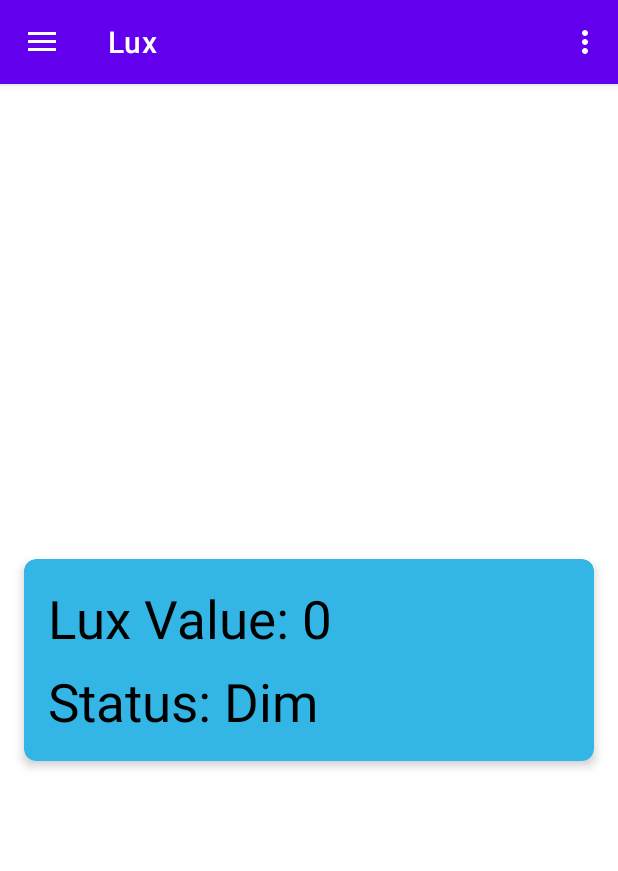
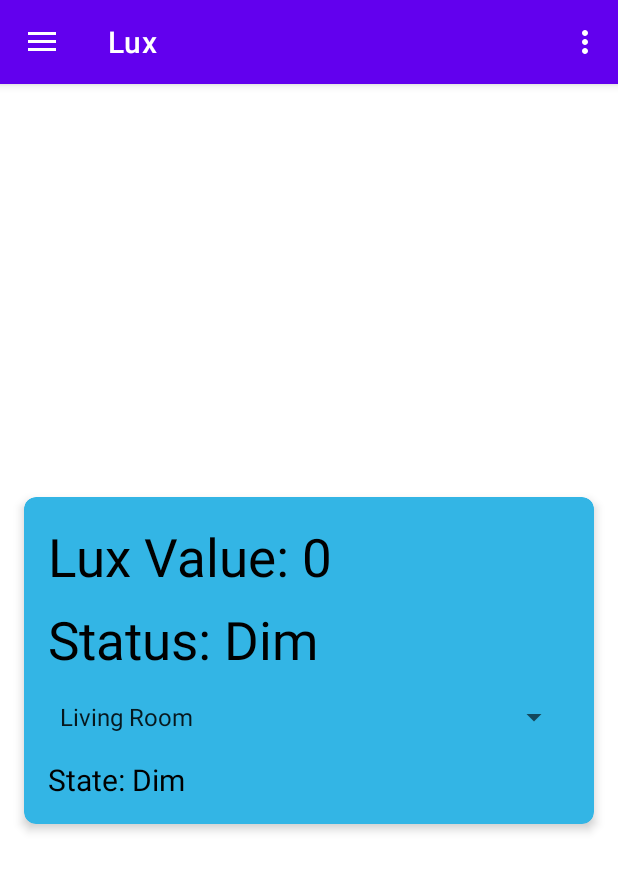
Before and after one commit to yaroshenkonikita/lux-meter, an Android app: the screen it shows after launch (MainActivity), on a phone screen of 412 x 824 dp. Shown: the top 871 px of the screen. Run offline under Robolectric (Android 15) with nearby library versions, the phone set to English and light mode, and no system bars; our stand-ins replace navigation-ui.

Commit message:
add rooms for view dim, normal, bright type of bright. add info about it

```diff
--- a/app/src/main/java/com/example/luxmetr/ui/info/InfoViewModel.kt
+++ b/app/src/main/java/com/example/luxmetr/ui/info/InfoViewModel.kt
@@ -27,6 +27,8 @@ class InfoViewModel : ViewModel() {
             - Реальное время: Показания обновляются в реальном времени, предоставляя точные и актуальные данные.
             - Графическое отображение: Данные освещенности отображаются на графике, что позволяет отслеживать изменения уровня освещенности за определенный период времени.
             - Исторические данные: Приложение сохраняет данные об освещенности, позволяя просматривать историю изменений.
+            - Выбор типа помещения: Возможность выбора типа помещения (например, гостиная, спальня, офис, кухня), что позволяет более точно оценить состояние освещенности.
+            - Обозначение состояния освещенности: Приложение отображает текущее состояние освещенности (ярко, нормально, тускло) в зависимости от выбранного типа помещения.
         """.trimIndent()
     }
     val features: LiveData<String> = _features
@@ -41,6 +43,7 @@ class InfoViewModel : ViewModel() {
             - Главный экран: На главном экране отображается текущий уровень освещенности и его статус (например, "Яркий" или "Тусклый").
             - Графический экран: График изменения уровня освещенности за последнюю 1 минуту, обновляемый каждые 100 мс.
             - Навигационная панель: Содержит иконки для быстрого доступа к основным функциям приложения. Включает в себя боковое меню с настройками и дополнительной информацией.
+            - Экран выбора помещения: На экране выбора помещения можно выбрать тип помещения, чтобы приложение могло точно отображать состояние освещенности.
         """.trimIndent()
     }
     val interfaceDescription: LiveData<String> = _interfaceDescription
@@ -55,6 +58,7 @@ class InfoViewModel : ViewModel() {
             - Использование сенсоров: Приложение использует SensorManager и сенсоры типа Sensor.TYPE_LIGHT для считывания данных об освещенности.
             - Обновление данных: Данные об освещенности обновляются каждые 100 мс и сохраняются в памяти для последующего анализа.
             - Отображение данных: Графическое отображение данных реализовано с помощью пользовательского класса GraphView, который рисует график изменений освещенности.
+            - Обозначение состояния освещенности: В зависимости от выбранного типа помещения и текущего уровня освещенности приложение отображает состояние освещенности (ярко, нормально, тускло).
         """.trimIndent()
     }
     val technicalDetails: LiveData<String> = _technicalDetails
--- a/app/src/main/java/com/example/luxmetr/ui/lux/LuxFragment.kt
+++ b/app/src/main/java/com/example/luxmetr/ui/lux/LuxFragment.kt
@@ -11,9 +11,12 @@ import android.os.Looper
 import android.view.LayoutInflater
 import android.view.View
 import android.view.ViewGroup
+import android.widget.AdapterView
+import android.widget.Spinner
 import android.widget.TextView
 import androidx.fragment.app.Fragment
 import androidx.fragment.app.activityViewModels
+import com.example.luxmetr.R
 import com.example.luxmetr.databinding.FragmentLuxBinding
 import com.example.luxmetr.ui.shared.SharedViewModel
 
@@ -46,13 +49,26 @@ class LuxFragment : Fragment(), SensorEventListener {
 
         val luxValueTextView: TextView = binding.textLuxValue
         val luxStatusTextView: TextView = binding.textLuxStatus
+        val roomTypeSpinner: Spinner = binding.roomTypeSpinner
+        val luxStateTextView: TextView = binding.textLuxState
 
         sharedViewModel.luxValue.observe(viewLifecycleOwner) { it ->
             "Lux Value: $it".also { luxValueTextView.text = it }
+            updateLuxState(it, roomTypeSpinner.selectedItem.toString(), luxStateTextView)
         }
 
         sharedViewModel.luxStatus.observe(viewLifecycleOwner) { it ->
             "Status: $it".also { luxStatusTextView.text = it }
+        }
+
+        roomTypeSpinner.onItemSelectedListener = object : AdapterView.OnItemSelectedListener {
+            override fun onItemSelected(parent: AdapterView<*>?, view: View?, position: Int, id: Long) {
+                updateLuxState(luxValue, roomTypeSpinner.selectedItem.toString(), luxStateTextView)
+            }
+
+            override fun onNothingSelected(parent: AdapterView<*>?) {
+                // Do nothing
+            }
         }
 
         sensorManager = activity?.getSystemService(Context.SENSOR_SERVICE) as SensorManager
@@ -63,25 +79,11 @@ class LuxFragment : Fragment(), SensorEventListener {
                 sensorManager.registerListener(this, sensor, SensorManager.SENSOR_DELAY_NORMAL)
             }
             handler.post(updateLuxData)
-            init = true;
+            init = true
         }
 
         return root
     }
-
-//    override fun onResume() {
-//        super.onResume()
-//        lightSensor?.also { sensor ->
-//            sensorManager.registerListener(this, sensor, SensorManager.SENSOR_DELAY_NORMAL)
-//        }
-//        handler.post(updateLuxData)
-//    }
-//
-//    override fun onPause() {
-//        super.onPause()
-//        sensorManager.unregisterListener(this)
-//        handler.removeCallbacks(updateLuxData)
-//    }
 
     override fun onDestroyView() {
         super.onDestroyView()
@@ -97,4 +99,31 @@ class LuxFragment : Fragment(), SensorEventListener {
     override fun onAccuracyChanged(sensor: Sensor?, accuracy: Int) {
         // Do something if sensor accuracy changes
     }
+
+    private fun updateLuxState(luxValue: Int, roomType: String, stateTextView: TextView) {
+        val state = when (roomType) {
+            "Living Room" -> when {
+                luxValue < 100 -> "Dim"
+                luxValue < 300 -> "Normal"
+                else -> "Bright"
+            }
+            "Bedroom" -> when {
+                luxValue < 50 -> "Dim"
+                luxValue < 150 -> "Normal"
+                else -> "Bright"
+            }
+            "Office" -> when {
+                luxValue < 200 -> "Dim"
+                luxValue < 500 -> "Normal"
+                else -> "Bright"
+            }
+            "Kitchen" -> when {
+                luxValue < 150 -> "Dim"
+                luxValue < 400 -> "Normal"
+                else -> "Bright"
+            }
+            else -> "Unknown"
+        }
+        "State: $state".also { stateTextView.text = it }
+    }
 }
--- a/app/src/main/res/layout/fragment_lux.xml
+++ b/app/src/main/res/layout/fragment_lux.xml
@@ -41,6 +41,22 @@
                 android:textSize="35sp"
                 android:textColor="@android:color/black"
                 android:layout_marginTop="8dp"/>
+
+            <Spinner
+                android:id="@+id/room_type_spinner"
+                android:layout_width="match_parent"
+                android:layout_height="wrap_content"
+                android:layout_marginTop="16dp"
+                android:entries="@array/room_types" />
+
+            <TextView
+                android:id="@+id/text_lux_state"
+                android:layout_width="match_parent"
+                android:layout_height="wrap_content"
+                android:text="@string/state_unknown"
+                android:textSize="20sp"
+                android:textColor="@android:color/black"
+                android:layout_marginTop="16dp" />
         </LinearLayout>
     </androidx.cardview.widget.CardView>
 </androidx.constraintlayout.widget.ConstraintLayout>
--- a/app/src/main/res/values/strings.xml
+++ b/app/src/main/res/values/strings.xml
@@ -12,4 +12,11 @@
     <string name="menu_info">Info</string>
     <string name="lux_value_0">Lux Value: 0</string>
     <string name="status_unknown">Status: Unknown</string>
+    <string name="state_unknown">State: Unknown</string>
+    <string-array name="room_types">
+        <item>Living Room</item>
+        <item>Bedroom</item>
+        <item>Office</item>
+        <item>Kitchen</item>
+    </string-array>
 </resources>
```
